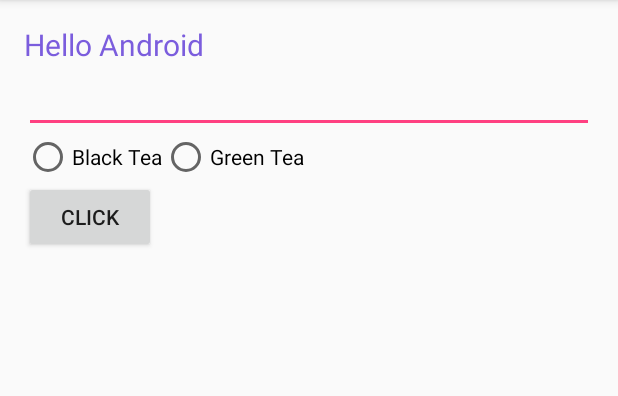
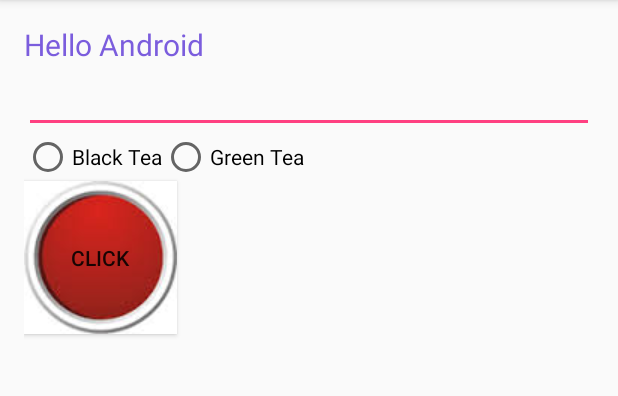
Before and after one commit to d6e0n2nis/android-class272, an Android app: the screen it shows after launch (MainActivity), on a phone screen of 412 x 824 dp, the part 84-480 px from its top. Run offline under Robolectric (Android 15) with nearby library versions, the phone set to English and light mode, and no system bars; 4 statements that could not run were skipped.

Commit message:
add button drawtable file

```diff
--- a/SimpleUI/app/src/main/java/com/example/user/simpleui/MainActivity.java
+++ b/SimpleUI/app/src/main/java/com/example/user/simpleui/MainActivity.java
@@ -54,6 +54,7 @@ public class MainActivity extends AppCompatActivity {
         text = text + "Order" + drink;
         textView.setText("text");
 
+        editText.setText("");
     }
 
     @Override
--- /dev/null
+++ b/SimpleUI/app/src/main/res/drawable/button.xml
@@ -0,0 +1,11 @@
+<?xml version="1.0" encoding="utf-8"?>
+<selector xmlns:android="http://schemas.android.com/apk/res/android">
+      <item android:state_pressed="false"  android:drawable="@drawable/images"></item>
+      <item android:state_pressed="true">
+           <shape>
+              <solid android:color="@color/colorAccent"></solid>
+               <corners android:radius="30dp"></corners>
+           </shape>
+
+      </item>
+</selector>
--- a/SimpleUI/app/src/main/res/layout/activity_main.xml
+++ b/SimpleUI/app/src/main/res/layout/activity_main.xml
@@ -24,7 +24,8 @@
         android:id="@+id/button"
         android:layout_below="@+id/radioGroup"
         android:layout_alignParentLeft="true"
-        android:layout_alignParentStart="true" />
+        android:layout_alignParentStart="true"
+        android:background="@drawable/button" />
 
     <EditText
         android:layout_width="match_parent"
```
Also changed, not shown: SimpleUI/app/src/main/res/drawable/blacktea.jpg (added), SimpleUI/app/src/main/res/drawable/greentea.jpg (added), SimpleUI/app/src/main/res/drawable/images.jpg (added).
